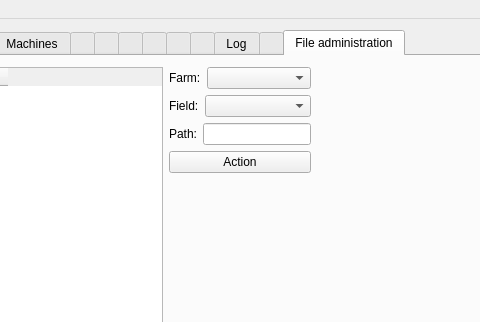
Old version of the form Linux/RControlStation/mainwindow.ui in the repository maprosystemsab/rise_sdvp; both pictures show x 379 to 859 and y 0 to 322 of the 1200 by 900 pixel window.
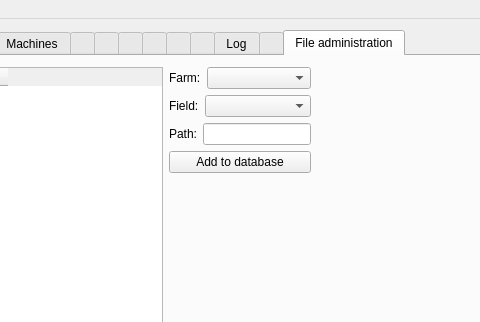
New version of the form. Icons and pictures are not drawn. Custom widgets are drawn as their Qt base class.

Commit message:
Change File Admin action button text to 'Add to database'
Generated by Mistral Vibe.

```diff
--- a/Linux/RControlStation/mainwindow.ui
+++ b/Linux/RControlStation/mainwindow.ui
@@ -4240,7 +4240,7 @@
           <item>
            <widget class="QPushButton" name="pushButtonFileAdminAction">
             <property name="text">
-             <string>Action</string>
+             <string>Add to database</string>
             </property>
            </widget>
           </item>
```
